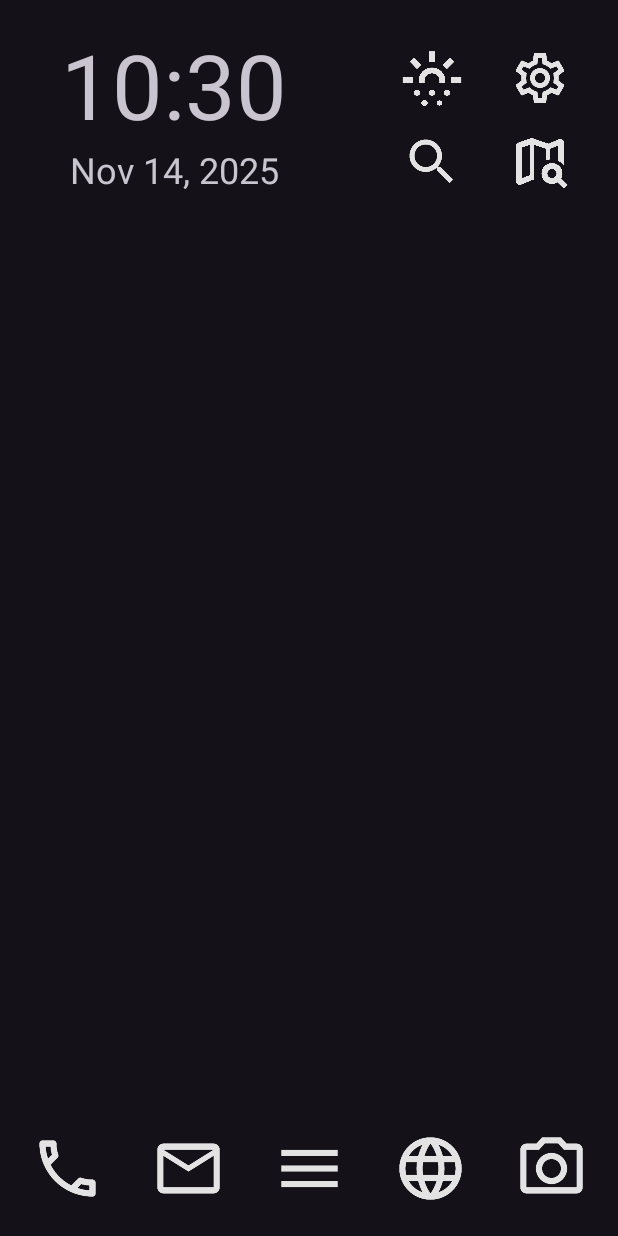
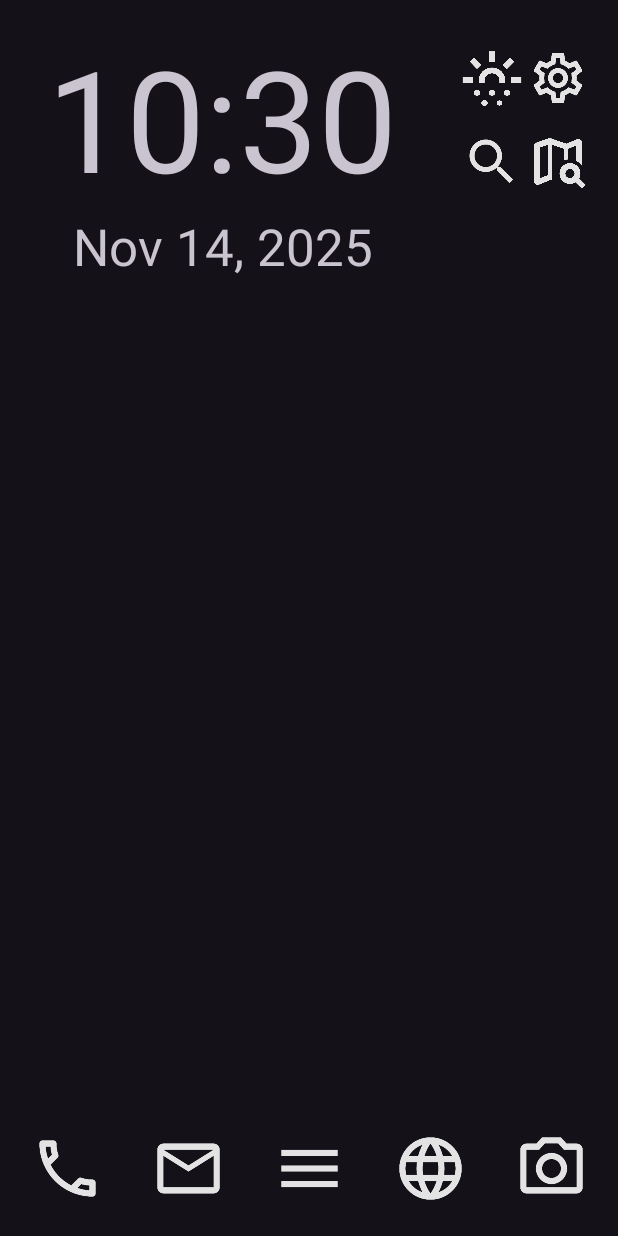
Before and after one commit to pphome2/TxTLauncher, an Android app: the screen it shows after launch (MainActivity), on a phone screen of 412 x 824 dp. Run offline under Robolectric (Android 15) with nearby library versions, the phone set to English and light mode, and no system bars; 8 statements that could not run were skipped.

Commit message:
20251114

```diff
--- a/TxTLauncher/app/src/main/java/com/wswdteam/txtlauncher/AddAppActivity.java
+++ b/TxTLauncher/app/src/main/java/com/wswdteam/txtlauncher/AddAppActivity.java
@@ -11,6 +11,7 @@ import android.annotation.SuppressLint;
 import android.content.pm.ResolveInfo;
 import android.graphics.drawable.Drawable;
 import android.os.Bundle;
+import android.util.TypedValue;
 import android.view.Gravity;
 import android.view.View;
 import android.view.ViewGroup;
@@ -48,7 +49,7 @@ public class AddAppActivity extends AppCompatActivity {
         });
 
         TextView tv = findViewById(R.id.addappTitle);
-        tv.setTextSize(tv.getTextSize() + defaultPlusFontSizeTitle);
+        tv.setTextSize(TypedValue.COMPLEX_UNIT_PX, MainActivity.defaultFontSize + defaultPlusFontSizeTitle);
         int ts = (int) tv.getTextSize();
         @SuppressLint("UseCompatLoadingForDrawables") Drawable appI = getDrawable(R.drawable.arrow_back);
         if (appI != null) {
--- a/TxTLauncher/app/src/main/java/com/wswdteam/txtlauncher/FavoritesAddAppActivity.java
+++ b/TxTLauncher/app/src/main/java/com/wswdteam/txtlauncher/FavoritesAddAppActivity.java
@@ -11,6 +11,7 @@ import android.annotation.SuppressLint;
 import android.content.pm.ResolveInfo;
 import android.graphics.drawable.Drawable;
 import android.os.Bundle;
+import android.util.TypedValue;
 import android.view.Gravity;
 import android.view.View;
 import android.view.ViewGroup;
@@ -48,7 +49,7 @@ public class FavoritesAddAppActivity extends AppCompatActivity {
         });
 
         TextView tv = findViewById(R.id.addFavAppTitle);
-        tv.setTextSize(tv.getTextSize() + defaultPlusFontSizeTitle);
+        tv.setTextSize(TypedValue.COMPLEX_UNIT_PX, MainActivity.defaultFontSize + defaultPlusFontSizeTitle);
         int ts = (int) tv.getTextSize();
         @SuppressLint("UseCompatLoadingForDrawables") Drawable appI = getDrawable(R.drawable.arrow_back);
         if (appI != null) {
--- a/TxTLauncher/app/src/main/java/com/wswdteam/txtlauncher/HelpActivity.java
+++ b/TxTLauncher/app/src/main/java/com/wswdteam/txtlauncher/HelpActivity.java
@@ -10,6 +10,7 @@ import static com.wswdteam.txtlauncher.MainActivity.lineSeparator;
 import android.annotation.SuppressLint;
 import android.graphics.drawable.Drawable;
 import android.os.Bundle;
+import android.util.TypedValue;
 import android.view.Gravity;
 import android.view.View;
 import android.widget.TextView;
@@ -40,7 +41,7 @@ public class HelpActivity extends AppCompatActivity {
         this.getWindow().setSoftInputMode(SOFT_INPUT_ADJUST_PAN);
 
         TextView tv = findViewById(R.id.helpViewTitle);
-        tv.setTextSize(tv.getTextSize() + defaultPlusFontSizeTitle);
+        tv.setTextSize(TypedValue.COMPLEX_UNIT_PX, MainActivity.defaultFontSize + defaultPlusFontSizeTitle);
         int ts = (int) tv.getTextSize();
         @SuppressLint("UseCompatLoadingForDrawables") Drawable appI = getDrawable(R.drawable.arrow_back);
         if (appI != null) {
--- a/TxTLauncher/app/src/main/java/com/wswdteam/txtlauncher/MainActivity.java
+++ b/TxTLauncher/app/src/main/java/com/wswdteam/txtlauncher/MainActivity.java
@@ -15,8 +15,10 @@ import android.content.res.Configuration;
 import android.content.res.Resources;
 import android.graphics.Bitmap;
 import android.graphics.BitmapFactory;
+import android.graphics.Color;
 import android.graphics.drawable.BitmapDrawable;
 import android.graphics.drawable.Drawable;
+import android.graphics.drawable.GradientDrawable;
 import android.net.Uri;
 import android.os.Bundle;
 import android.os.Environment;
@@ -27,6 +29,7 @@ import android.provider.MediaStore;
 import android.text.TextUtils;
 import android.util.Base64;
 import android.util.Log;
+import android.util.TypedValue;
 import android.view.GestureDetector;
 import android.view.Gravity;
 import android.view.MotionEvent;
@@ -124,8 +127,8 @@ public class MainActivity extends AppCompatActivity {
     public int screenWidth;
     public static long packageUpdateTime;
     public static float defaultFontSize = 0;
-    public static float defaultPlusFontSize = 2;
-    public static float defaultPlusFontSizeTitle = 1;
+    public static float defaultPlusFontSize = 30;
+    public static float defaultPlusFontSizeTitle = 40;
     public static int defaultBackGroundColor = 0;
     public static int defaultSelectColor = 0;
     public static int defaultTextColor = 0;
@@ -135,7 +138,7 @@ public class MainActivity extends AppCompatActivity {
     //
     //  Fő nézet létrehozása
     //
-    @SuppressLint("PrivateResource")
+    @SuppressLint({"PrivateResource", "CutPasteId"})
     @Override
     protected void onCreate(Bundle savedInstanceState) {
         super.onCreate(savedInstanceState);
@@ -148,7 +151,22 @@ public class MainActivity extends AppCompatActivity {
             return insets;
         });
 
-        int currentNightMode = getResources().getConfiguration().uiMode & Configuration.UI_MODE_NIGHT_MASK;
+
+        Configuration configuration = getResources().getConfiguration();
+
+        TextView tv = findViewById(R.id.mainTitle);
+        defaultFontSize = tv.getTextSize();
+        float scaledDensity = configuration.fontScale;
+        // @float defaultTextSize = 14f;
+        defaultPlusFontSize = (defaultFontSize * scaledDensity) - defaultFontSize + defaultPlusFontSize;
+        defaultPlusFontSizeTitle = (defaultFontSize * scaledDensity) - defaultFontSize + defaultPlusFontSizeTitle;
+
+        tv = findViewById(R.id.digitalClock);
+        tv.setTextSize(TypedValue.COMPLEX_UNIT_PX,defaultFontSize + (4 * defaultPlusFontSize));
+        tv = findViewById(R.id.digitalDate);
+        tv.setTextSize(TypedValue.COMPLEX_UNIT_PX, defaultFontSize + (1 * defaultPlusFontSize));;
+
+        int currentNightMode = configuration.uiMode & Configuration.UI_MODE_NIGHT_MASK;
         isDarkMode = currentNightMode == Configuration.UI_MODE_NIGHT_YES;
 
         if (isDarkMode) {
@@ -169,22 +187,7 @@ public class MainActivity extends AppCompatActivity {
         sharedPreferences = getSharedPreferences(PRIVATE_SETTINGS_TAG, MODE_PRIVATE);
         packageMan = getPackageManager();
 
-        TextView tv = findViewById(R.id.mainTitle);
-        defaultFontSize = tv.getTextSize();
-
-        ImageView imageView = findViewById(R.id.applistButton);
-        imageView.setOnLongClickListener(v -> {
-            //Log.d(DEBUG_TAG, "Action long tap: open settings");
-            startActivity(new Intent(MainActivity.this, FavoritesActivity.class));
-            return true;
-        });
-
-        ImageView imageView2 = findViewById(R.id.settingsButton);
-        imageView2.setOnLongClickListener(v -> {
-            //Log.d(DEBUG_TAG, "Action long tap: open settings");
-            openAndroidSystemSettingsButton(v);
-            return true;
-        });
+        getSettings();
 
         // verzió ellenőrzés
         versionCheck();
@@ -273,16 +276,23 @@ public class MainActivity extends AppCompatActivity {
             }
         });
 
-        saveButtonImages();
-        buttonPrepare();
-        getSettings();
-        setHomaApp();
-        screenHeight = Resources.getSystem().getDisplayMetrics().heightPixels;
-        screenWidth = Resources.getSystem().getDisplayMetrics().widthPixels;
-        backgroundSavedImageSet();
+        ImageView iv;
+        iv = findViewById(R.id.applistButton);
+        iv.setOnLongClickListener(v -> {
+            //Log.d(DEBUG_TAG, "Action long tap: open settings");
+            startActivity(new Intent(MainActivity.this, FavoritesActivity.class));
+            return true;
+        });
 
-        ImageView imageView3 = findViewById(R.id.browserButton);
-        imageView3.setOnLongClickListener(v -> {
+        iv = findViewById(R.id.settingsButton);
+        iv.setOnLongClickListener(v -> {
+            //Log.d(DEBUG_TAG, "Action long tap: open settings");
+            openAndroidSystemSettingsButton(v);
+            return true;
+        });
+
+        iv = findViewById(R.id.browserButton);
+        iv.setOnLongClickListener(v -> {
             //Log.d(DEBUG_TAG, "Action long tap: open settings");
             try {
                 final PackageManager pm = getPackageManager();
@@ -295,6 +305,14 @@ public class MainActivity extends AppCompatActivity {
             return true;
         });
 
+        screenHeight = Resources.getSystem().getDisplayMetrics().heightPixels;
+        screenWidth = Resources.getSystem().getDisplayMetrics().widthPixels;
+
+        saveButtonImages();
+        buttonPrepare();
+        getSettings();
+        setHomaApp();
+        backgroundSavedImageSet();
     }
 
 
@@ -311,9 +329,9 @@ public class MainActivity extends AppCompatActivity {
 
         if (startedSettingsAct) {
             getSettings();
+            backgroundImageSet();
+            buttonPrepare();
             setHomaApp();
-            buttonPrepare();
-            backgroundImageSet();
         }
 
         startedAppAct = false;
@@ -323,6 +341,38 @@ public class MainActivity extends AppCompatActivity {
         startedHelp = false;
         dateReady = false;
 
+        ImageView iv;
+        if (homeSysIcon) {
+            GradientDrawable border = new GradientDrawable();
+            border.setColor(Color.TRANSPARENT);
+            border.setStroke(2, Color.WHITE);
+            border.setCornerRadius(10);
+            iv = findViewById(R.id.weatherButton);
+            iv.setBackground(border);
+            iv.setPadding(15, 15, 15, 15);
+            iv = findViewById(R.id.searchButton);
+            iv.setBackground(border);
+            iv.setPadding(15, 15, 15, 15);
+            iv = findViewById(R.id.settingsButton);
+            iv.setBackground(border);
+            iv.setPadding(15, 15, 15, 15);
+            iv = findViewById(R.id.mapButton);
+            iv.setBackground(border);
+            iv.setPadding(15, 15, 15, 15);
+        } else {
+            iv = findViewById(R.id.weatherButton);
+            iv.setBackground(null);
+            iv.setPadding(0, 0, 0, 0);
+            iv = findViewById(R.id.searchButton);
+            iv.setBackground(null);
+            iv.setPadding(0, 0, 0, 0);
+            iv = findViewById(R.id.settingsButton);
+            iv.setBackground(null);
+            iv.setPadding(0, 0, 0, 0);
+            iv = findViewById(R.id.mapButton);
+            iv.setBackground(null);
+            iv.setPadding(0, 0, 0, 0);
+        }
         Log.d(DEBUG_TAG, getString(R.string.started_activity) + ": " + this.getClass().getSimpleName());
     }
 
@@ -579,7 +629,7 @@ public class MainActivity extends AppCompatActivity {
                             }
                         }
                     } else {
-                        tvt.setTextSize(defaultFontSize + defaultPlusFontSize);
+                        tvt.setTextSize(TypedValue.COMPLEX_UNIT_PX,defaultFontSize + defaultPlusFontSize);
                         tvt.setGravity(Gravity.CENTER_HORIZONTAL);
                     }
                     tvt.setText(appN);
@@ -616,7 +666,7 @@ public class MainActivity extends AppCompatActivity {
                             }
                         }
                     } else {
-                        tvt.setTextSize(defaultFontSize + defaultPlusFontSize);
+                        tvt.setTextSize(TypedValue.COMPLEX_UNIT_PX,defaultFontSize + defaultPlusFontSize);
                         tvt.setGravity(Gravity.CENTER_HORIZONTAL);
                     }
                     tvt.setText(appN);
@@ -728,6 +778,17 @@ public class MainActivity extends AppCompatActivity {
         MainActivity.packName.add(packI);
         // app list
         ImageView appF = findViewById(R.id.applistButton);
+        if (homeSysIcon) {
+            GradientDrawable border = new GradientDrawable();
+            border.setColor(Color.TRANSPARENT);
+            border.setStroke(2, Color.WHITE);
+            border.setCornerRadius(10);
+            appF.setBackground(border);
+            appF.setPadding(15, 15, 15, 15);
+        } else {
+            appF.setBackground(null);
+            appF.setPadding(0, 0, 0, 0);
+        }
         appF.setImageDrawable(defaultIcons.get(2));
         // browser
         Intent broIn = new Intent(Intent.ACTION_VIEW, Uri.parse(privateSearchUrl));
--- a/TxTLauncher/app/src/main/java/com/wswdteam/txtlauncher/SettingsActivity.java
+++ b/TxTLauncher/app/src/main/java/com/wswdteam/txtlauncher/SettingsActivity.java
@@ -18,6 +18,7 @@ import android.graphics.drawable.Drawable;
 import android.os.Bundle;
 import android.text.Editable;
 import android.text.TextWatcher;
+import android.util.TypedValue;
 import android.view.Gravity;
 import android.view.View;
 import android.widget.EditText;
@@ -51,7 +52,7 @@ public class SettingsActivity extends AppCompatActivity {
         this.getWindow().setSoftInputMode(SOFT_INPUT_ADJUST_PAN);
 
         TextView tv = findViewById(R.id.settingsViewTitle);
-        tv.setTextSize(tv.getTextSize() + defaultPlusFontSizeTitle);
+        tv.setTextSize(TypedValue.COMPLEX_UNIT_PX, MainActivity.defaultFontSize + defaultPlusFontSizeTitle);
         int ts = (int) tv.getTextSize();
         @SuppressLint("UseCompatLoadingForDrawables") Drawable appI = getDrawable(R.drawable.arrow_back);
         if (appI != null) {
--- a/TxTLauncher/app/src/main/res/layout/activity_main.xml
+++ b/TxTLauncher/app/src/main/res/layout/activity_main.xml
@@ -23,8 +23,7 @@
         android:background="@android:color/transparent"
         android:drawablePadding="10dp"
         android:gravity="center_vertical"
-        android:text="@string/favorite_apps"
-        android:textStyle="bold"
+        android:text="@string/app_name"
         android:visibility="invisible"
         tools:ignore="MissingConstraints" />
 
@@ -37,7 +36,7 @@
         android:paddingRight="16dp"
         android:paddingLeft="16dp"
         android:paddingBottom="5dp"
-        tools:ignore="MissingConstraints">
+        tools:ignore="DisableBaselineAlignment,MissingConstraints">
 
         <LinearLayout
             android:id="@+id/lLayout1_1"
@@ -45,15 +44,15 @@
             android:layout_height="wrap_content"
             android:orientation="vertical"
             android:gravity="start"
-            android:layout_weight="1"
+            android:paddingStart="0dp"
+            android:paddingEnd="20dp"
+            android:layout_weight="4"
             tools:ignore="MissingConstraints">
 
             <TextView
                 android:id="@+id/digitalClock"
-                android:layout_width="200dp"
+                android:layout_width="match_parent"
                 android:layout_height="wrap_content"
-                android:layout_marginStart="0dp"
-                android:layout_marginTop="0dp"
                 android:onClick="openClock"
                 android:textAlignment="center"
                 android:textSize="60sp"
@@ -62,7 +61,7 @@
 
             <TextView
                 android:id="@+id/digitalDate"
-                android:layout_width="200dp"
+                android:layout_width="match_parent"
                 android:layout_height="wrap_content"
                 android:onClick="openClock"
                 android:textAlignment="center"
@@ -80,8 +79,6 @@
             android:gravity="end"
             android:layout_weight="1"
             android:paddingTop="16dp"
-            android:paddingRight="16dp"
-            android:paddingLeft="16dp"
             android:paddingBottom="5dp"
             tools:ignore="MissingConstraints">
 
@@ -117,10 +114,9 @@
             android:layout_width="wrap_content"
             android:layout_height="wrap_content"
             android:orientation="vertical"
-            android:gravity="end"
+            android:layout_weight="1"
+            android:gravity="center"
             android:paddingTop="16dp"
-            android:paddingRight="16dp"
-            android:paddingLeft="16dp"
             android:paddingBottom="5dp"
             tools:ignore="MissingConstraints">
 
--- a/TxTLauncher/app/src/main/res/layout/activity_widget.xml
+++ b/TxTLauncher/app/src/main/res/layout/activity_widget.xml
@@ -63,7 +63,7 @@
             app:layout_constraintTop_toTopOf="parent">
 
             <LinearLayout
-                android:id="@+id/buttonsFrame"
+                android:id="@+id/buttonsFrame1"
                 android:layout_width="match_parent"
                 android:layout_height="wrap_content"
                 android:padding="10dp"
```
Also changed, not shown: TxTLauncher/app/src/main/java/com/wswdteam/txtlauncher/FavoritesActivity.java (+4 -4 lines), TxTLauncher/app/src/main/java/com/wswdteam/txtlauncher/WidgetActivity.java (+19 -33 lines).
